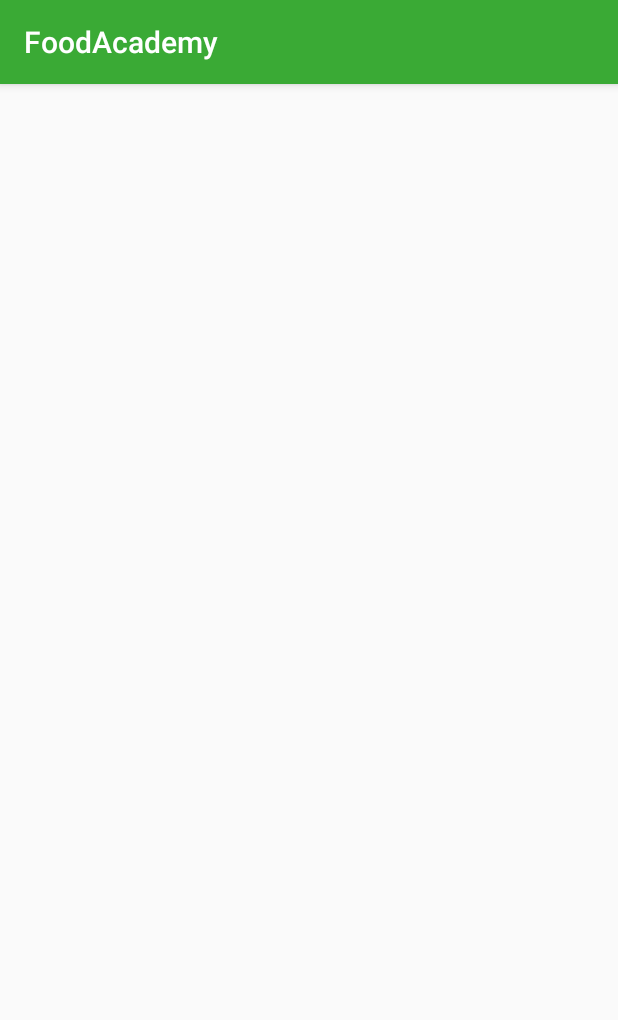
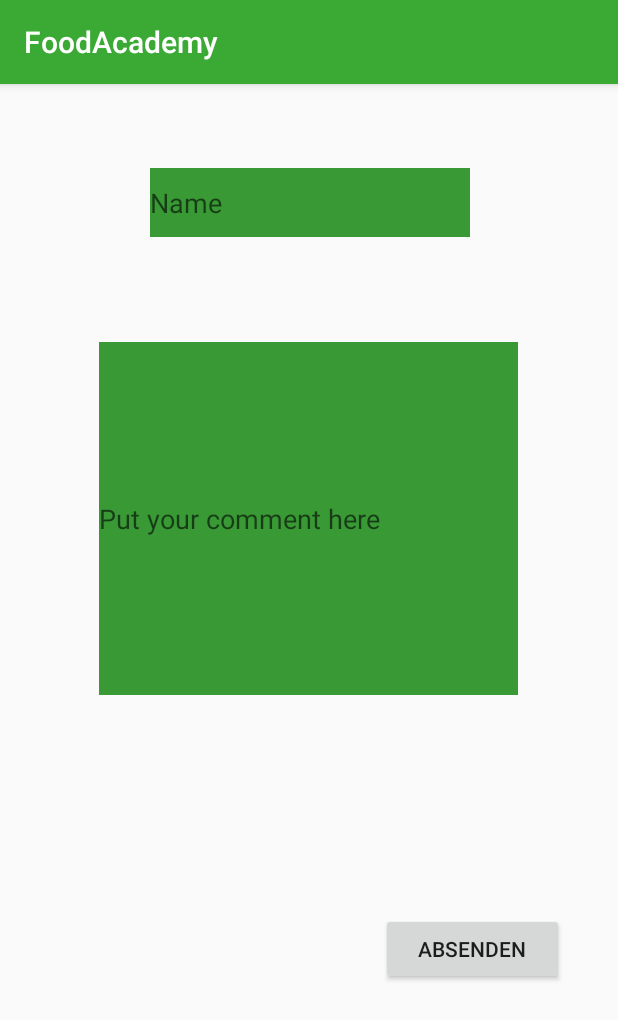
Before and after one commit to omshill0305/FoodAcademy, an Android app: the WriteFeedbackActivity screen opened directly, with no data from a screen before it, on a phone screen of 412 x 824 dp. Shown: the top 1020 px of the screen. Run offline under Robolectric (Android 15) with nearby library versions, the phone set to English and light mode, and no system bars.

Commit message:
FieldforComment

```diff
--- a/app/src/main/res/layout/activity_write_feedback.xml
+++ b/app/src/main/res/layout/activity_write_feedback.xml
@@ -6,4 +6,52 @@
     android:layout_height="match_parent"
     tools:context=".WriteFeedbackActivity">
 
+    <EditText
+        android:id="@+id/editText"
+        android:layout_width="wrap_content"
+        android:layout_height="46dp"
+        android:layout_marginTop="56dp"
+        android:autofillHints=""
+        android:background="@color/colorPrimaryDark"
+        android:ems="10"
+        android:hint="Name"
+        android:inputType="textPersonName"
+        app:layout_constraintEnd_toEndOf="parent"
+        app:layout_constraintHorizontal_bias="0.502"
+        app:layout_constraintStart_toStartOf="parent"
+        app:layout_constraintTop_toTopOf="parent" />
+
+    <EditText
+        android:id="@+id/editText2"
+        android:layout_width="279dp"
+        android:layout_height="235dp"
+        android:layout_marginStart="8dp"
+        android:layout_marginTop="8dp"
+        android:layout_marginBottom="8dp"
+        android:ems="10"
+        android:hint="Put your comment here"
+        android:inputType="textPersonName"
+        app:layout_constraintBottom_toBottomOf="parent"
+        app:layout_constraintEnd_toEndOf="parent"
+        app:layout_constraintHorizontal_bias="0.463"
+        app:layout_constraintStart_toStartOf="parent"
+        app:layout_constraintTop_toBottomOf="@+id/editText"
+        app:layout_constraintVertical_bias="0.15"
+        android:background="@color/colorPrimaryDark"/>
+
+    <Button
+        android:id="@+id/button2"
+        android:layout_width="122dp"
+        android:layout_height="wrap_content"
+        android:layout_marginStart="8dp"
+        android:layout_marginTop="8dp"
+        android:layout_marginEnd="8dp"
+        android:layout_marginBottom="8dp"
+        android:text="Absenden"
+        app:layout_constraintBottom_toBottomOf="parent"
+        app:layout_constraintEnd_toEndOf="parent"
+        app:layout_constraintHorizontal_bias="0.898"
+        app:layout_constraintStart_toStartOf="parent"
+        app:layout_constraintTop_toBottomOf="@+id/editText2"
+        app:layout_constraintVertical_bias="0.462" />
 </android.support.constraint.ConstraintLayout>
```
